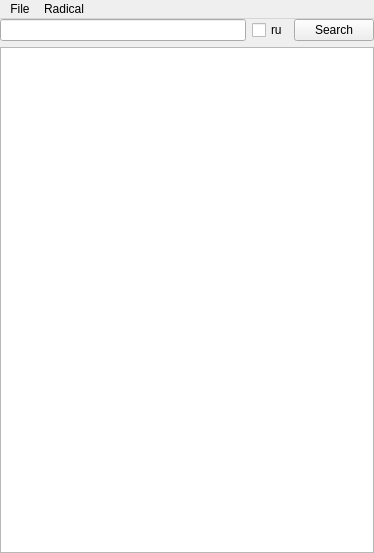
Before: the Qt Designer form yajad_qt/mainwindow.ui in arruzk/yajad, drawn with Qt 5.
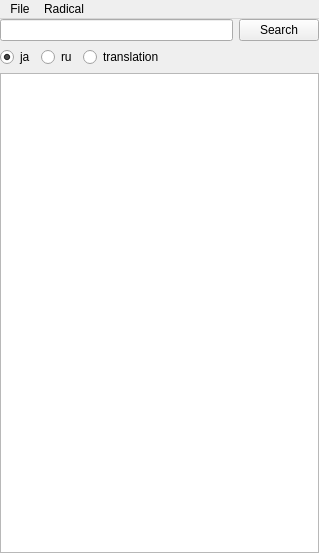
After: the same form once the commit is applied.

Commit message: added russian word search, added radiobuttons to the ui

The edit to the form file:
```diff
--- a/yajad_qt/mainwindow.ui
+++ b/yajad_qt/mainwindow.ui
@@ -6,7 +6,7 @@
    <rect>
     <x>0</x>
     <y>0</y>
-    <width>374</width>
+    <width>319</width>
     <height>553</height>
    </rect>
   </property>
@@ -20,25 +20,55 @@
     </property>
     <item>
      <layout class="QGridLayout" name="gridLayout">
-      <item row="0" column="0">
+      <item row="2" column="0">
+       <widget class="QRadioButton" name="radioButton">
+        <property name="text">
+         <string>ja</string>
+        </property>
+        <property name="checked">
+         <bool>true</bool>
+        </property>
+       </widget>
+      </item>
+      <item row="2" column="1">
+       <widget class="QRadioButton" name="radioButton_2">
+        <property name="text">
+         <string>ru</string>
+        </property>
+       </widget>
+      </item>
+      <item row="2" column="2">
+       <widget class="QRadioButton" name="radioButton_3">
+        <property name="text">
+         <string>translation</string>
+        </property>
+       </widget>
+      </item>
+      <item row="0" column="0" colspan="4">
        <widget class="QLineEdit" name="lineEdit"/>
       </item>
-      <item row="0" column="2">
+      <item row="0" column="4">
        <widget class="QPushButton" name="searchButton">
         <property name="text">
          <string>Search</string>
         </property>
        </widget>
       </item>
-      <item row="1" column="0" colspan="3">
+      <item row="4" column="0" colspan="5">
        <widget class="QTextBrowser" name="textBrowser"/>
       </item>
-      <item row="0" column="1">
-       <widget class="QCheckBox" name="checkBox">
-        <property name="text">
-         <string>ru</string>
+      <item row="2" column="3">
+       <spacer name="horizontalSpacer">
+        <property name="orientation">
+         <enum>Qt::Horizontal</enum>
         </property>
-       </widget>
+        <property name="sizeHint" stdset="0">
+         <size>
+          <width>40</width>
+          <height>20</height>
+         </size>
+        </property>
+       </spacer>
       </item>
      </layout>
     </item>
@@ -49,7 +79,7 @@
     <rect>
      <x>0</x>
      <y>0</y>
-     <width>374</width>
+     <width>319</width>
      <height>25</height>
     </rect>
    </property>
```
The commit also changes 3 other files.
